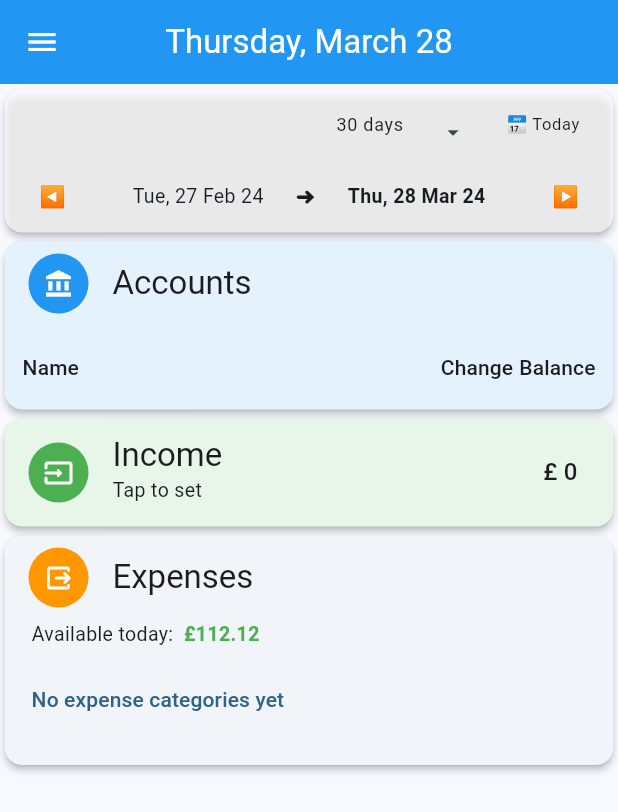
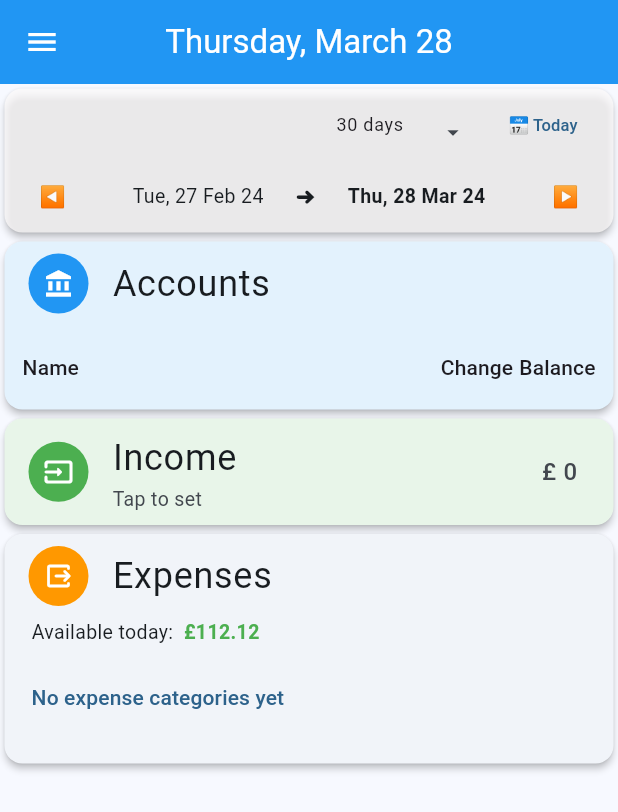
Before and after one commit to stivlo/budget, a Flutter app: the HomeScreen screen opened directly, on a phone screen of 412 x 824 dp. Shown: the top 812 px of the screen. Run offline on Flutter 3.47's test engine with Material 3 defaults, Android fonts, the light colour scheme and no system bars; our stand-ins replace decimal, flutter_riverpod, shared_preferences, sqflite; missing offline and left inert: workmanager; accounts and stored records are empty.

Commit message:
made text styles a bit easier to use in code by creating a few constant in the Themes class (#10)

```diff
--- a/lib/components/accounts_home.dart
+++ b/lib/components/accounts_home.dart
@@ -41,10 +41,7 @@ class _AccountsHomeState extends ConsumerState<AccountsHome> {
   Widget buildAccountHeading() => ListTile(
         onTap: () => setState(() => _createNewAccountButton = !_createNewAccountButton),
         leading: const CircleIcon(Icons.account_balance, Colors.blue),
-        title: Text(
-          'Accounts',
-          style: Theme.of(context).textTheme.titleLarge,
-        ),
+        title: const Text('Accounts', style: Themes.titleLarge),
       );
 
   Widget buildCreateNewAccountButton() => Positioned(
@@ -88,9 +85,7 @@ class _AccountsHomeState extends ConsumerState<AccountsHome> {
           const SizedBox(width: 8),
           Text(
             title,
-            style: enabled
-                ? Themes.bodySmall
-                : Themes.bodySmallDisabled,
+            style: enabled ? Themes.bodySmall : Themes.bodySmallDisabled,
           ),
         ],
       );
--- a/lib/components/date_range_component.dart
+++ b/lib/components/date_range_component.dart
@@ -3,6 +3,7 @@ import 'package:flutter/material.dart';
 import 'package:flutter_riverpod/flutter_riverpod.dart';
 
 import '../helper/date_time_helper.dart';
+import '../helper/themes.dart';
 import '../model/date_range.dart';
 
 class DateRangeComponent extends ConsumerWidget {
@@ -67,7 +68,7 @@ class DateRangeComponent extends ConsumerWidget {
 
   Widget buildTodayButton(WidgetRef ref, BuildContext context) => TextButton(
         onPressed: () => ref.read(dateRangeProvider.notifier).moveToEndingToday(),
-        child: Text('📅 Today', style: Theme.of(context).textTheme.bodySmall),
+        child: const Text('📅 Today', style: Themes.bodySmall),
       );
 
   DropdownMenu<int> buildDurationDaysDropdown(DateRange dateRange, WidgetRef ref) =>
--- a/lib/components/expenses_home.dart
+++ b/lib/components/expenses_home.dart
@@ -1,5 +1,6 @@
 import 'package:flutter/material.dart';
 
+import '../helper/themes.dart';
 import '../widget/circle_icon.dart';
 
 class ExpensesHome extends StatelessWidget {
@@ -13,9 +14,9 @@ class ExpensesHome extends StatelessWidget {
       child: Column(
         crossAxisAlignment: CrossAxisAlignment.start,
         children: [
-          ListTile(
-            leading: const CircleIcon(Icons.output_rounded, Colors.orange),
-            title: Text('Expenses', style: Theme.of(context).textTheme.titleLarge),
+          const ListTile(
+            leading: CircleIcon(Icons.output_rounded, Colors.orange),
+            title: Text('Expenses', style: Themes.titleLarge),
           ),
           const Padding(
             padding: EdgeInsets.symmetric(horizontal: 18),
--- a/lib/components/income_home.dart
+++ b/lib/components/income_home.dart
@@ -1,5 +1,6 @@
 import 'package:flutter/material.dart';
 
+import '../helper/themes.dart';
 import '../widget/circle_icon.dart';
 
 class IncomeHome extends StatelessWidget {
@@ -11,13 +12,13 @@ class IncomeHome extends StatelessWidget {
         elevation: 2,
         color: Colors.green[50],
         margin: const EdgeInsets.all(3),
-        child: Column(
+        child: const Column(
           children: [
             ListTile(
-              leading: const CircleIcon(Icons.input_rounded, Colors.green),
-              title: Text('Income', style: Theme.of(context).textTheme.titleLarge),
-              subtitle: Text('Tap to set', style: Theme.of(context).textTheme.bodyMedium),
-              trailing: Text('£ 0', style: Theme.of(context).textTheme.titleMedium),
+              leading: CircleIcon(Icons.input_rounded, Colors.green),
+              title: Text('Income', style: Themes.titleLarge),
+              subtitle: Text('Tap to set', style: Themes.bodyMedium),
+              trailing: Text('£ 0', style: Themes.titleMedium),
             ),
           ],
         ));
--- a/lib/helper/themes.dart
+++ b/lib/helper/themes.dart
@@ -1,7 +1,10 @@
 import 'package:flutter/material.dart';
 
 class Themes {
-  static const TextStyle bodySmall = const TextStyle(fontSize: 11);
+  static const TextStyle titleLarge = TextStyle(fontSize: 24);
+  static const TextStyle titleMedium = TextStyle(fontSize: 16);
+  static const TextStyle bodyMedium = TextStyle(fontSize: 13);
+  static const TextStyle bodySmall = TextStyle(fontSize: 11);
   static const TextStyle bodySmallDisabled = TextStyle(fontSize: 11, color: Colors.grey);
 
   static ThemeData themeData(BuildContext context) => ThemeData(
@@ -10,8 +13,10 @@ class Themes {
         elevatedButtonTheme: elevatedButtonThemeData(context),
         textButtonTheme: textButtonThemeData(context),
         textTheme: ThemeData.light().textTheme.copyWith(
+              titleLarge: titleLarge,
+              titleMedium: titleMedium,
               bodySmall: bodySmall,
-              bodyMedium: const TextStyle(fontSize: 13),
+              bodyMedium: bodyMedium,
             ),
         appBarTheme: AppBarTheme(
           backgroundColor: Colors.blue.shade500,
--- a/lib/screen/currency_screen.dart
+++ b/lib/screen/currency_screen.dart
@@ -1,6 +1,7 @@
 import 'package:flutter/material.dart';
 import 'package:flutter_riverpod/flutter_riverpod.dart';
 
+import '../helper/themes.dart';
 import '../model/currency.dart';
 import '../provider/default_currency_provider.dart';
 import '../widget/currency_selector.dart';
@@ -42,7 +43,7 @@ class _CurrencyScreenState extends ConsumerState<CurrencyScreen> {
           crossAxisAlignment: CrossAxisAlignment.start,
           children: [
             const SizedBox(height: 20),
-            Text('Principles', style: Theme.of(context).textTheme.titleMedium),
+            const Text('Principles', style: Themes.titleMedium),
             const SizedBox(height: 10),
             const Text('- Allocate all of your income'),
             const SizedBox(height: 10),
@@ -52,8 +53,7 @@ class _CurrencyScreenState extends ConsumerState<CurrencyScreen> {
             const SizedBox(height: 10),
             const Text('- Make adjustments as needed'),
             const SizedBox(height: 30),
-            Text('Choose Default Currency',
-                style: Theme.of(context).textTheme.titleMedium),
+            const Text('Choose Default Currency', style: Themes.titleMedium),
             const SizedBox(height: 20),
             Form(
               key: _form,
```
